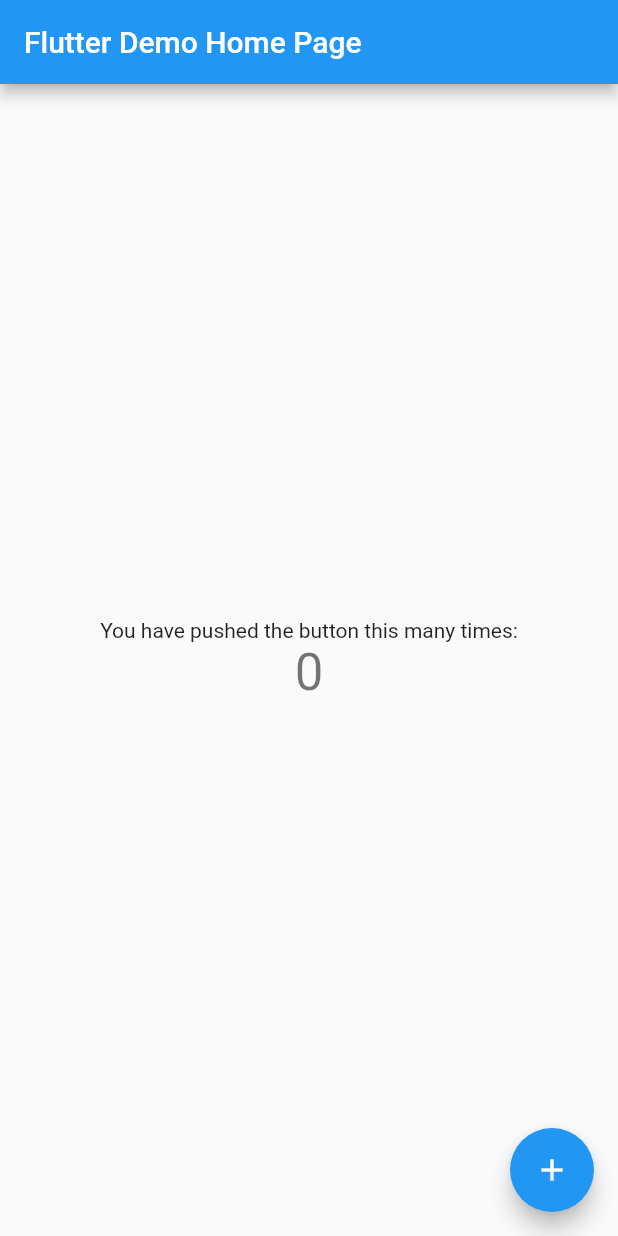
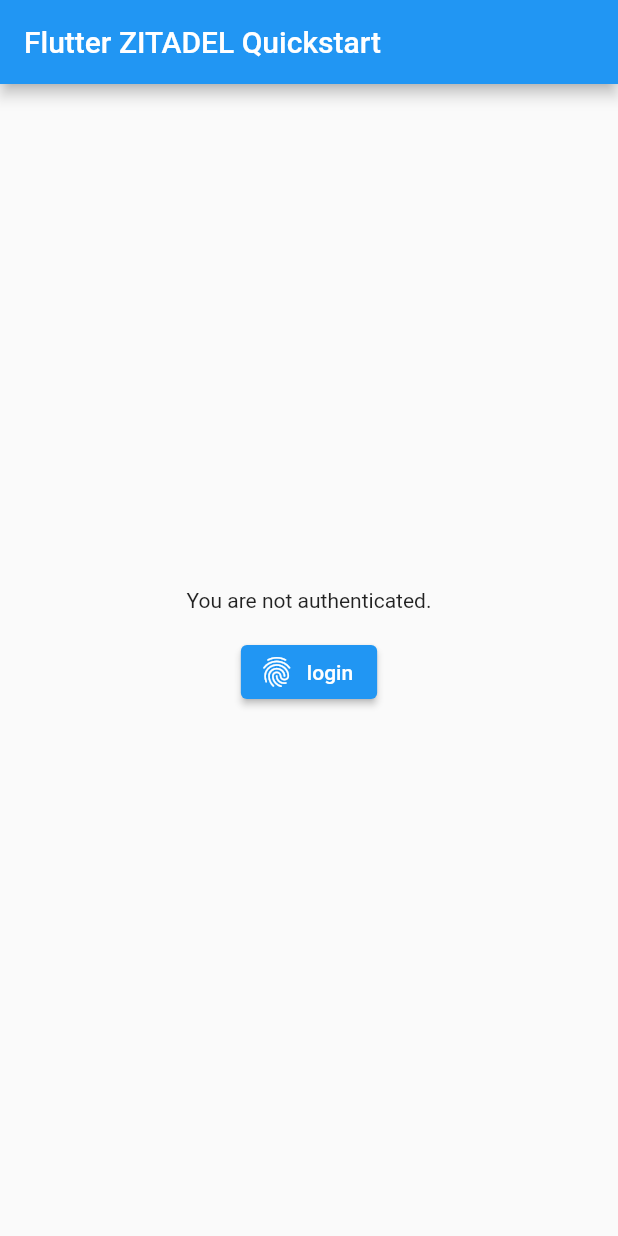
Before and after one commit to zitadel/zitadel_flutter, a Flutter app: the screen it shows after launch, on a phone screen of 412 x 824 dp. Run offline on Flutter 3.47's test engine with Material 2 defaults, Android fonts, the phone set to English and light mode, and no system bars; missing offline and left inert: flutter_web_auth_2, pkce.

Commit message:
web and ios setup

```diff
--- a/lib/main.dart
+++ b/lib/main.dart
@@ -1,4 +1,10 @@
+import 'dart:convert';
+
+import 'package:flutter/foundation.dart';
 import 'package:flutter/material.dart';
+import 'package:flutter_web_auth_2/flutter_web_auth_2.dart';
+import 'package:http/http.dart' as http;
+import 'package:pkce/pkce.dart';
 
 void main() {
   runApp(const MyApp());
@@ -24,7 +30,7 @@
         // is not restarted.
         primarySwatch: Colors.blue,
       ),
-      home: const MyHomePage(title: 'Flutter Demo Home Page'),
+      home: const MyHomePage(title: 'Flutter ZITADEL Quickstart'),
     );
   }
 }
@@ -48,68 +54,115 @@
 }
 
 class _MyHomePageState extends State<MyHomePage> {
-  int _counter = 0;
+  bool _busy = false;
+  bool _authenticated = false;
+  String _username = '';
 
-  void _incrementCounter() {
+  Future<void> _authenticate() async {
     setState(() {
-      // This call to setState tells the Flutter framework that something has
-      // changed in this State, which causes it to rerun the build method below
-      // so that the display can reflect the updated values. If we changed
-      // _counter without calling setState(), then the build method would not be
-      // called again, and so nothing would appear to happen.
-      _counter++;
+      _busy = true;
+    });
+
+    String zitadelIssuer = '[your-zitadel-issuer]';
+    String zitadelClientId = '[your-client-id]';
+    String webCallbackUrlScheme = 'localhost';
+    String callbackUrlScheme = 'com.example.zitadelflutter';
+
+    final pkcePair = PkcePair.generate();
+    // Construct the url
+    final url = Uri.https(zitadelIssuer, '/oauth/v2/authorize', {
+      'response_type': 'code',
+      'client_id': zitadelClientId,
+      'redirect_uri': kIsWeb
+          ? 'http://$webCallbackUrlScheme:4444/auth.html'
+          : '$callbackUrlScheme:/',
+      'scope': 'openid profile email',
+      'code_challenge': pkcePair.codeChallenge,
+      'code_challenge_method': 'S256',
+    });
+
+    // Present the dialog to the user
+    final result = await FlutterWebAuth2.authenticate(
+        url: url.toString(), callbackUrlScheme: callbackUrlScheme);
+
+    // Extract code from resulting url
+    final code = Uri.parse(result).queryParameters['code'];
+
+    // Use this code to get an access token
+    final response =
+        await http.post(Uri.https(zitadelIssuer, '/oauth/v2/token'), body: {
+      'client_id': zitadelClientId,
+      // 'client_secret': zitadelClientSecret,
+      'redirect_uri': kIsWeb
+          ? 'http://$webCallbackUrlScheme:4444/auth.html'
+          : '$callbackUrlScheme:/',
+      'grant_type': 'authorization_code',
+      'code': code,
+      'code_verifier': pkcePair.codeVerifier,
+    });
+
+    // Get the access token from the response
+    final accessToken = jsonDecode(response.body)['access_token'] as String;
+
+    Map<String, String> headers = {
+      "Content-Type": "application/json",
+      "Accept": 'application/json; charset=UTF-8',
+      "Authorization": 'Bearer $accessToken',
+    };
+
+    final userInfoResponse = await http.get(
+      Uri.https(zitadelIssuer, '/oidc/v1/userinfo'),
+      headers: headers,
+    );
+
+    final userJson = jsonDecode(utf8.decode(userInfoResponse.bodyBytes));
+
+    setState(() {
+      _busy = false;
+      _authenticated = true;
+      _username = '${userJson['given_name']} ${userJson['family_name']}';
     });
   }
 
   @override
   Widget build(BuildContext context) {
-    // This method is rerun every time setState is called, for instance as done
-    // by the _incrementCounter method above.
-    //
-    // The Flutter framework has been optimized to make rerunning build methods
-    // fast, so that you can just rebuild anything that needs updating rather
-    // than having to individually change instances of widgets.
     return Scaffold(
       appBar: AppBar(
-        // Here we take the value from the MyHomePage object that was created by
-        // the App.build method, and use it to set our appbar title.
         title: Text(widget.title),
       ),
       body: Center(
-        // Center is a layout widget. It takes a single child and positions it
-        // in the middle of the parent.
         child: Column(
-          // Column is also a layout widget. It takes a list of children and
-          // arranges them vertically. By default, it sizes itself to fit its
-          // children horizontally, and tries to be as tall as its parent.
-          //
-          // Invoke "debug painting" (press "p" in the console, choose the
-          // "Toggle Debug Paint" action from the Flutter Inspector in Android
-          // Studio, or the "Toggle Debug Paint" command in Visual Studio Code)
-          // to see the wireframe for each widget.
-          //
-          // Column has various properties to control how it sizes itself and
-          // how it positions its children. Here we use mainAxisAlignment to
-          // center the children vertically; the main axis here is the vertical
-          // axis because Columns are vertical (the cross axis would be
-          // horizontal).
           mainAxisAlignment: MainAxisAlignment.center,
-          children: <Widget>[
-            const Text(
-              'You have pushed the button this many times:',
-            ),
-            Text(
-              '$_counter',
-              style: Theme.of(context).textTheme.headline4,
-            ),
+          children: [
+            if (!_authenticated && !_busy)
+              Text(
+                'You are not authenticated.',
+              ),
+            if (!_authenticated && !_busy)
+              Padding(
+                padding: EdgeInsets.symmetric(vertical: 16.0),
+                child: ElevatedButton.icon(
+                    icon: Icon(Icons.fingerprint),
+                    label: Text('login'),
+                    onPressed: _authenticate),
+              ),
+            if (_busy)
+              Column(
+                mainAxisAlignment: MainAxisAlignment.center,
+                children: [
+                  Text("Busy, logging in."),
+                  Padding(
+                      padding: EdgeInsets.all(16.0),
+                      child: CircularProgressIndicator())
+                ],
+              ),
+            if (_authenticated && !_busy)
+              Text(
+                'Hello $_username!',
+              ),
           ],
         ),
       ),
-      floatingActionButton: FloatingActionButton(
-        onPressed: _incrementCounter,
-        tooltip: 'Increment',
-        child: const Icon(Icons.add),
-      ), // This trailing comma makes auto-formatting nicer for build methods.
     );
   }
 }
--- a/pubspec.yaml
+++ b/pubspec.yaml
@@ -36,7 +36,9 @@
   # The following adds the Cupertino Icons font to your application.
   # Use with the CupertinoIcons class for iOS style icons.
   cupertino_icons: ^1.0.2
-  flutter_web_auth: ^0.4.2
+  flutter_web_auth_2: ^2.0.1
+  http: ^0.13.5
+  pkce: ^1.1.0+1
 
 dev_dependencies:
   flutter_test:
```
Also changed, not shown: pubspec.lock, 10 other files.
